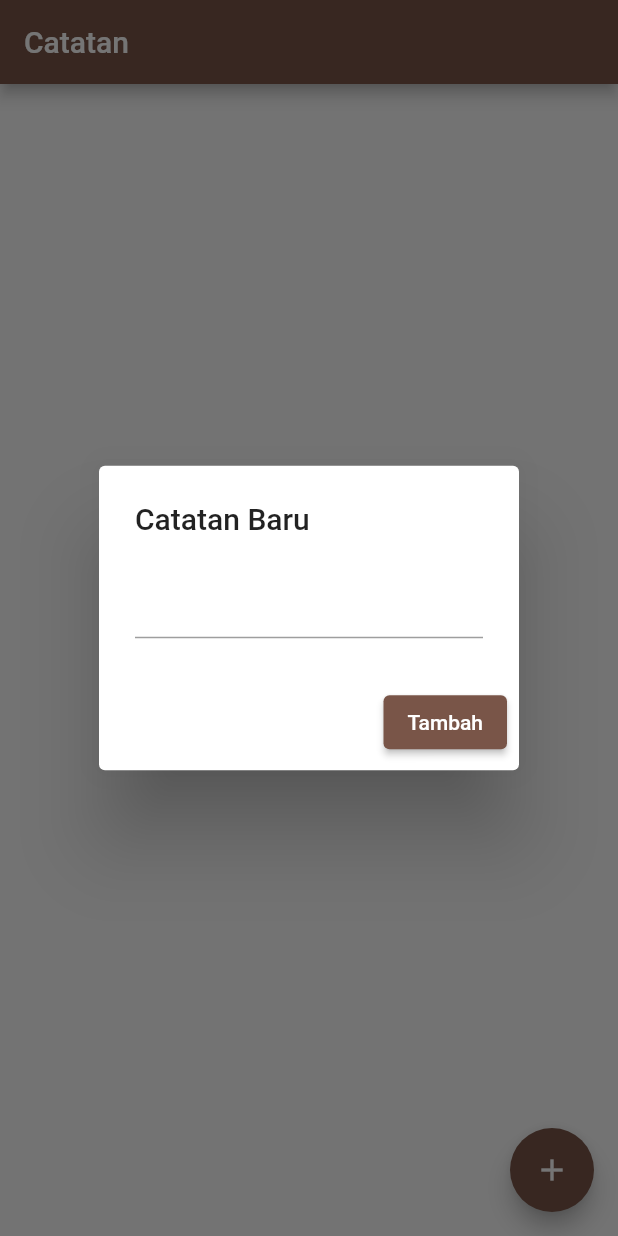
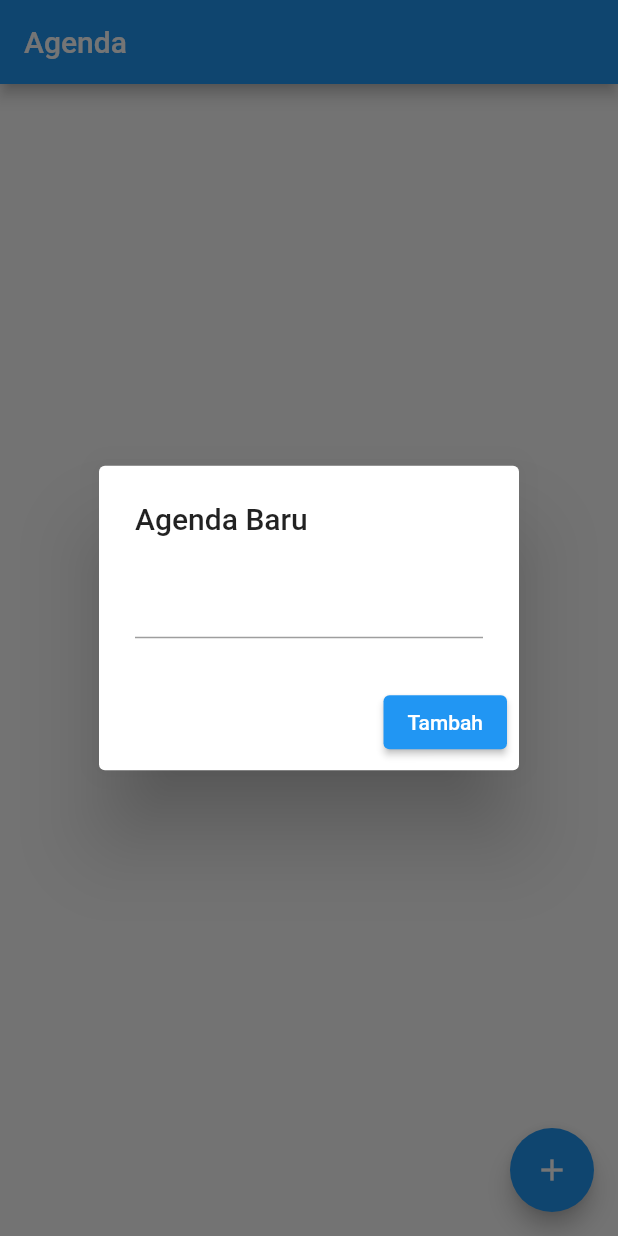
Before and after one commit to abdrahman02/simple-todo-list-flutter, a Flutter app: the screen it shows after launch, after a tap on the "add" icon, on a phone screen of 412 x 824 dp. Run offline on Flutter 3.47's test engine with Material 2 defaults, Android fonts, the phone set to English and light mode, and no system bars.

Commit message:
memperbaiki nama aplikasi dan tema

```diff
--- a/lib/main.dart
+++ b/lib/main.dart
@@ -10,73 +10,74 @@ class Catatan extends StatelessWidget {
   @override
   Widget build(BuildContext context) {
     return MaterialApp(
-      title: 'Aplikasi Catatan Sederhana',
-      theme: ThemeData(primarySwatch: Colors.brown),
-      home: DaftarCatatan(),
+      title: 'Aplikasi Agenda Kegiatan Sederhana',
+      theme: ThemeData(primarySwatch: Colors.blue),
+      home: DaftarAgenda(),
     );
   }
 }
 
-class DaftarCatatan extends StatefulWidget {
-  const DaftarCatatan({super.key});
+class DaftarAgenda extends StatefulWidget {
+  const DaftarAgenda({super.key});
 
   @override
-  State<DaftarCatatan> createState() => _DaftarCatatanState();
+  State<DaftarAgenda> createState() => _DaftarAgendaState();
 }
 
-class _DaftarCatatanState extends State<DaftarCatatan> {
-  List<String> catatans = [];
+class _DaftarAgendaState extends State<DaftarAgenda> {
+  List<String> agendas = [];
 
-  void tambahCatatan(String catatan) {
+  void tambahAgenda(String agenda) {
     setState(() {
-      catatans.add(catatan);
+      agendas.add(agenda);
     });
   }
 
-  void doneCatatan(int index) {
+  void doneAgenda(int index) {
     setState(() {
-      catatans.removeAt(index);
+      agendas.removeAt(index);
     });
   }
 
   @override
   Widget build(BuildContext context) {
     return Scaffold(
-      appBar: AppBar(title: Text('Catatan')),
+      appBar: AppBar(title: Text('Agenda')),
       body: ListView.builder(
-          itemCount: catatans.length,
+          itemCount: agendas.length,
           itemBuilder: (context, index) {
             return ListTile(
-                title: Text(catatans[index]),
-                trailing: IconButton(
-                  icon: Icon(Icons.check),
-                  onPressed: () => doneCatatan(index),
-                ));
+              title: Text(agendas[index]),
+              trailing: IconButton(
+                icon: Icon(Icons.check),
+                onPressed: () => doneAgenda(index),
+              ),
+            );
           }),
       floatingActionButton: FloatingActionButton(
         onPressed: () async {
-          final catatan = await showDialog(
+          final agenda = await showDialog(
               context: context,
               builder: (BuildContext context) {
-                String newCatatan = '';
+                String newAgenda = '';
                 return AlertDialog(
-                    title: Text('Catatan Baru'),
+                    title: Text('Agenda Baru'),
                     content: TextField(
                       onChanged: (value) {
-                        newCatatan = value;
+                        newAgenda = value;
                       },
                     ),
                     actions: [
                       ElevatedButton(
                           onPressed: () {
-                            Navigator.of(context).pop(newCatatan);
+                            Navigator.of(context).pop(newAgenda);
                           },
                           child: Text('Tambah'))
                     ]);
               });
 
-          if (catatan != null) {
-            tambahCatatan(catatan);
+          if (agenda != null) {
+            tambahAgenda(agenda);
           }
         },
         child: Icon(Icons.add),
```
